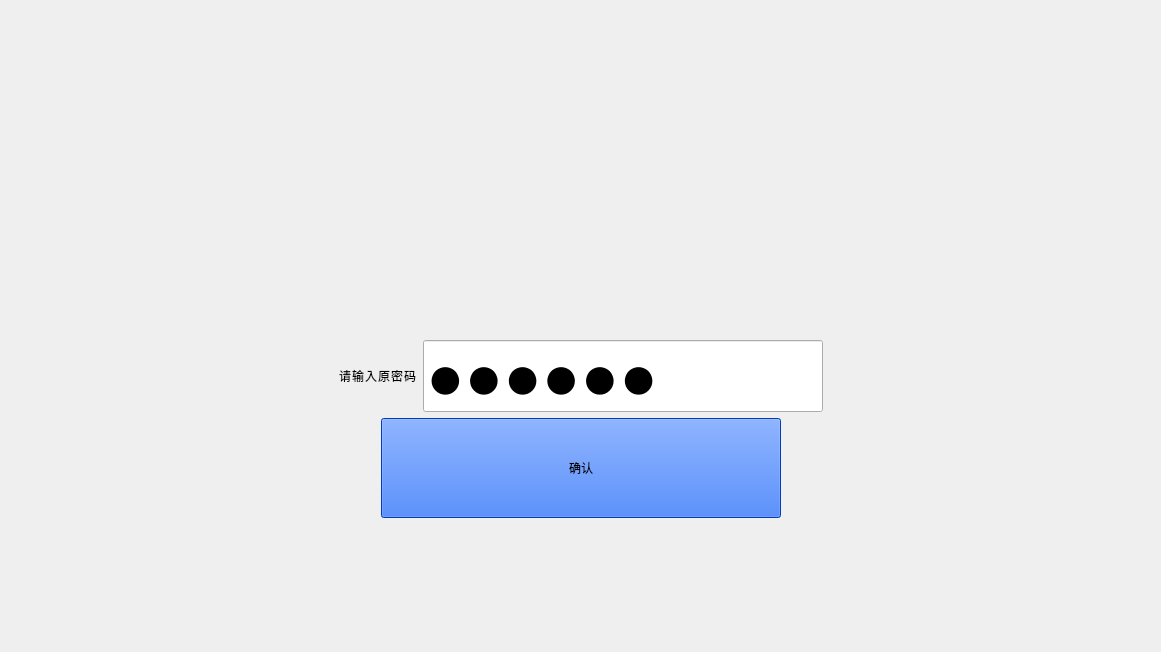
Before: the Qt Designer form SSCard_System/up_Inputpwd.ui in leithergit/SSCard_System, drawn with Qt 5.
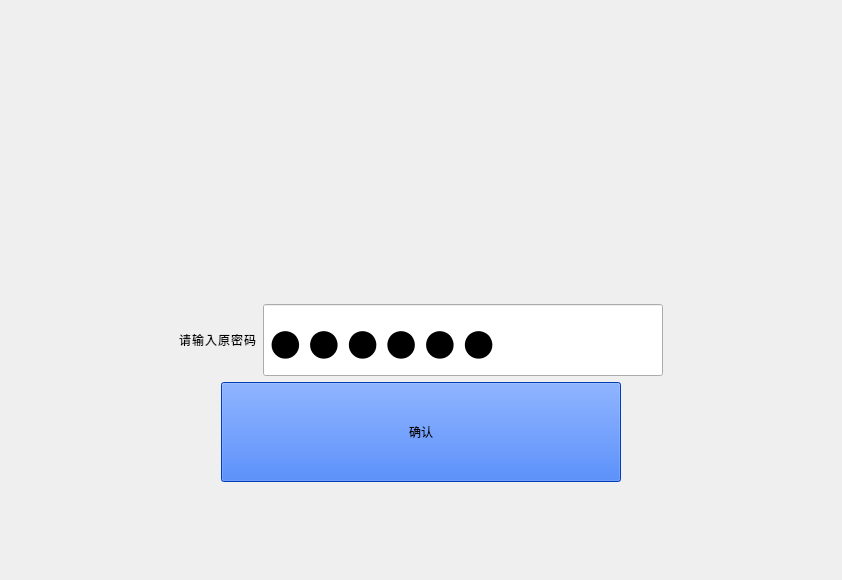
After: the same form once the commit is applied. Icons and pictures are not drawn.

Diff of the .ui file:
```diff
--- a/SSCard_System/up_Inputpwd.ui
+++ b/SSCard_System/up_Inputpwd.ui
@@ -6,8 +6,8 @@
    <rect>
     <x>0</x>
     <y>0</y>
-    <width>1161</width>
-    <height>652</height>
+    <width>842</width>
+    <height>580</height>
    </rect>
   </property>
   <property name="windowTitle">
```
